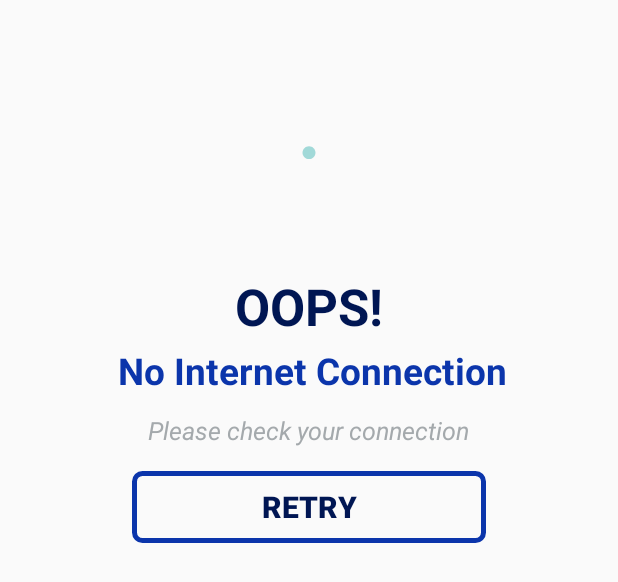
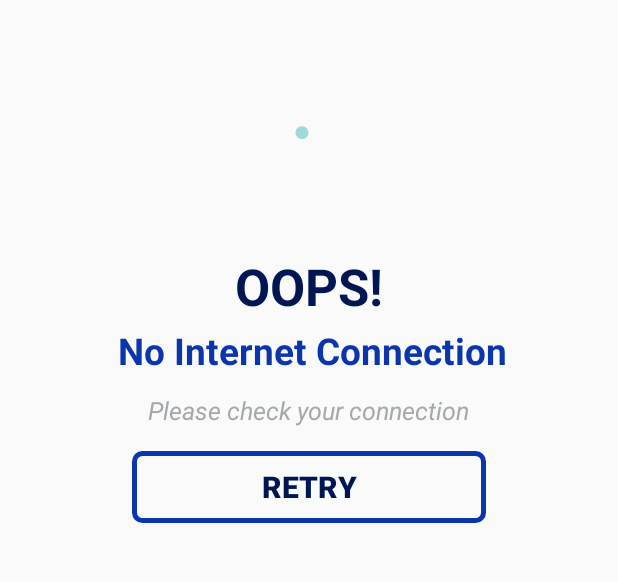
Before and after one commit to QasemFJber/Egar, an Android app: the layout internet_check.xml on its own in the app's theme, with its tools: preview values and no code run, on a phone screen of 412 x 824 dp. Shown: the top 582 px of the screen. Run offline under Robolectric (Android 15) with nearby library versions, the phone set to English and light mode, and no system bars.

Commit message:
Load Data From Firebase and change password and fix auth problem

```diff
--- a/app/src/main/AndroidManifest.xml
+++ b/app/src/main/AndroidManifest.xml
@@ -29,6 +29,9 @@
         android:supportsRtl="true"
         android:theme="@style/Theme.Egar"
         tools:targetApi="31">
+        <activity
+            android:name=".Activities.ChatActivity"
+            android:exported="false" />
         <activity
             android:name=".Activities.SearchActivity"
             android:exported="false" />
--- a/app/src/main/java/com/example/egar/Activities/ChangePasswordActivity.java
+++ b/app/src/main/java/com/example/egar/Activities/ChangePasswordActivity.java
@@ -69,6 +69,7 @@ public class ChangePasswordActivity extends AppCompatActivity implements View.On
     }
     private void setOnClick(){
         binding.btnSave.setOnClickListener(this);
+        binding.tvBack.setOnClickListener(this);
     }
     @Override
     public void onClick(View view) {
@@ -76,6 +77,8 @@ public class ChangePasswordActivity extends AppCompatActivity implements View.On
             if (checkDataINTextFiled()) {
                 changePassword();
             }
+        }else if (view.getId() == R.id.tv_back){
+            onBackPressed();
         }
     }
 }
--- a/app/src/main/java/com/example/egar/Activities/Login.java
+++ b/app/src/main/java/com/example/egar/Activities/Login.java
@@ -224,7 +224,6 @@ public class Login extends AppCompatActivity implements View.OnClickListener {
                 new ProcessCallback() {
                     @Override
                     public void onSuccess(String message) {
-                        Snackbar.make(binding.getRoot(), message, Snackbar.LENGTH_LONG).show();
                         checkProviderTypeAndRedirect(new ProviderTypeCallback() {
                             @Override
                             public void onRegularUserSignedIn() {
@@ -240,7 +239,7 @@ public class Login extends AppCompatActivity implements View.OnClickListener {
 
                             @Override
                             public void onProviderSignedIn() {
-                                Snackbar.make(binding.getRoot(),"Please Register User Your Account",Snackbar.LENGTH_LONG).show();
+                                Snackbar.make(binding.getRoot(),"Please Register User Account",Snackbar.LENGTH_LONG).show();
 
                             }
 
--- a/app/src/main/java/com/example/egar/Activities/MainActivity.java
+++ b/app/src/main/java/com/example/egar/Activities/MainActivity.java
@@ -6,6 +6,7 @@ import android.os.Bundle;
 import android.view.View;
 import android.view.animation.Animation;
 import android.view.animation.ScaleAnimation;
+import android.widget.ProgressBar;
 
 
 import com.example.egar.Fragments.BottomNavigationFragments.RentalsFragment;
--- a/app/src/main/res/layout/activity_change_password.xml
+++ b/app/src/main/res/layout/activity_change_password.xml
@@ -4,7 +4,7 @@
     xmlns:tools="http://schemas.android.com/tools"
     android:layout_width="match_parent"
     android:layout_height="match_parent"
-    android:background="@color/black"
+    android:background="@color/active"
     tools:context=".Activities.ChangePasswordActivity">
 
     <TextView
@@ -14,7 +14,7 @@
         android:layout_marginStart="4dp"
         android:layout_marginTop="20dp"
         android:text="Back"
-        android:textColor="#BFBFBF"
+        android:textColor="@color/black"
         android:textSize="@dimen/_16ssp"
         android:textStyle="bold"
         app:layout_constraintStart_toEndOf="@+id/imageView4"
@@ -185,7 +185,7 @@
         android:layout_marginStart="77dp"
         android:layout_marginEnd="77dp"
         android:layout_marginBottom="47dp"
-        android:backgroundTint="#FFBB3B"
+        android:backgroundTint="@color/white"
         android:text="SAVE PASSWORD"
         android:textColor="#000000"
         android:textSize="@dimen/_15ssp"
--- a/app/src/main/res/layout/internet_check.xml
+++ b/app/src/main/res/layout/internet_check.xml
@@ -2,17 +2,17 @@
 <androidx.constraintlayout.widget.ConstraintLayout xmlns:android="http://schemas.android.com/apk/res/android"
     xmlns:app="http://schemas.android.com/apk/res-auto"
     xmlns:tools="http://schemas.android.com/tools"
-    android:layout_width="match_parent"
+    android:layout_width="wrap_content"
     android:layout_height="wrap_content">
 
     <com.airbnb.lottie.LottieAnimationView
         android:id="@+id/internet"
-        android:layout_marginTop="@dimen/_10sdp"
-        android:layout_width="match_parent"
+        android:layout_width="@dimen/_200sdp"
         android:layout_height="@dimen/_120sdp"
         app:layout_constraintEnd_toEndOf="parent"
-        app:layout_constraintHorizontal_bias="0.496"
+        app:layout_constraintHorizontal_bias="0.0"
         app:layout_constraintStart_toStartOf="parent"
+        android:layout_marginStart="@dimen/_55sdp"
         app:layout_constraintTop_toTopOf="parent"
         app:lottie_autoPlay="true"
         app:lottie_loop="true"
```
Also changed, not shown: app/src/main/java/com/example/egar/Activities/ChatActivity.java (added, +16 -0 lines), app/src/main/java/com/example/egar/Activities/SearchActivity.java (+24 -4 lines), app/src/main/res/layout/activity_chat.xml (added, +9 -0 lines).
